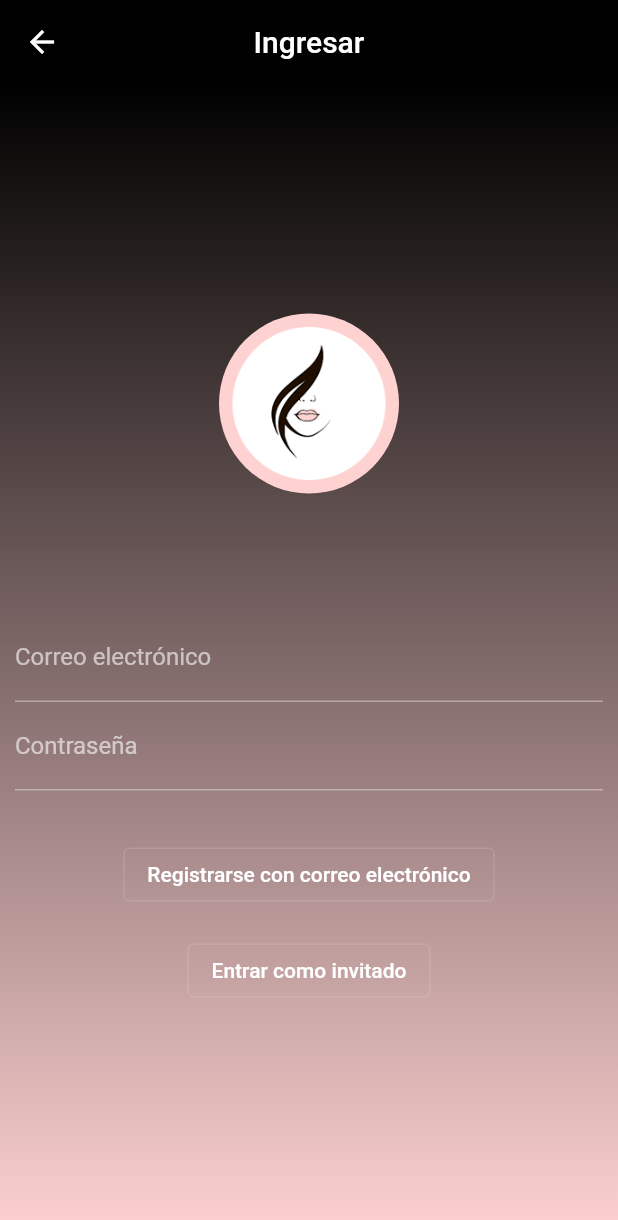
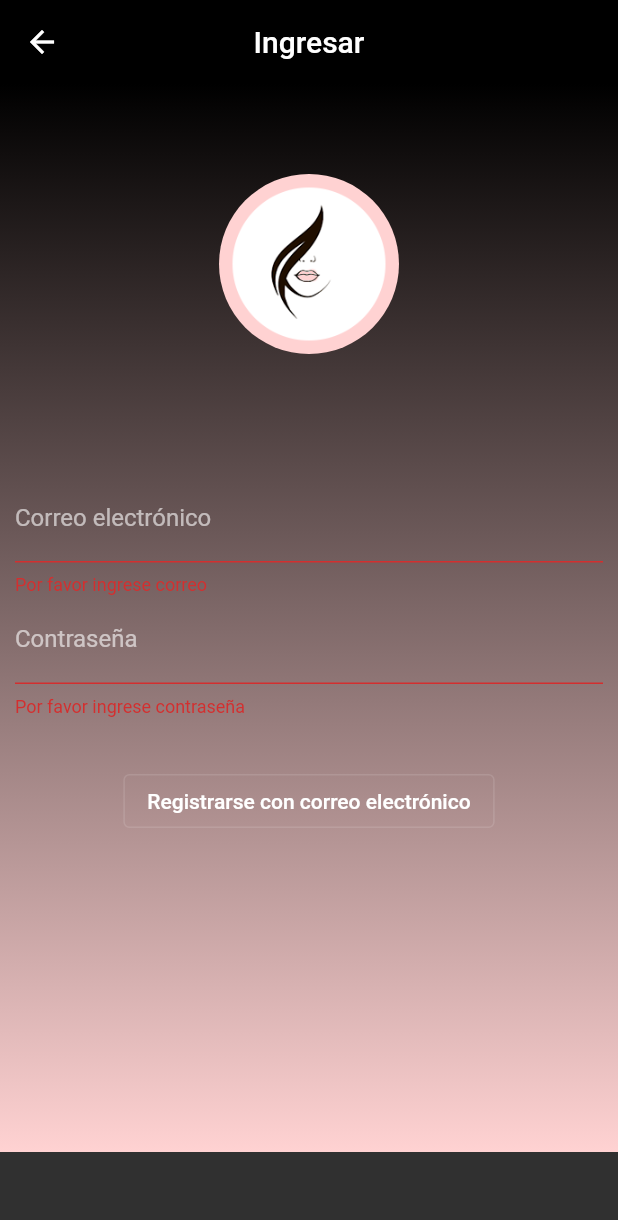
Before and after one commit to disdesoft/girlshouseapp, a Flutter app: the RegisterPage screen opened by its route, after a tap on "Registrarse con correo electrónico", on a phone screen of 412 x 824 dp. Shown: the top 1220 px of the screen. Run offline on Flutter 3.47's test engine with Material 2 defaults, Android fonts, the phone set to English and light mode, and no system bars; our stand-ins replace cloud_firestore, firebase_auth, firebase_core, google_sign_in; accounts and stored records are empty.

Commit message:
validación correo, pass y desbordamiento

```diff
--- a/lib/ingresar.dart
+++ b/lib/ingresar.dart
@@ -15,10 +15,16 @@ class _RegisterPageState extends State<RegisterPage> {
   final TextEditingController _passwordController = TextEditingController();
   final FirebaseAuth _auth = FirebaseAuth.instance;
   final GoogleSignIn _googleSignIn = GoogleSignIn();
+  final _claveFormulario = GlobalKey<FormState>();
 
   Future<void> _registerWithEmail() async {
+    if (!_claveFormulario.currentState!.validate()) {
+      return;
+    }
+
     try {
-      final UserCredential userCredential = await _auth.createUserWithEmailAndPassword(
+      final UserCredential userCredential =
+          await _auth.createUserWithEmailAndPassword(
         email: _emailController.text.trim(),
         password: _passwordController.text.trim(),
       );
@@ -43,21 +49,31 @@ class _RegisterPageState extends State<RegisterPage> {
 
   Future<void> _registerWithGoogle() async {
     try {
-      final GoogleSignInAccount? googleSignInAccount = await _googleSignIn.signIn();
-      final GoogleSignInAuthentication googleSignInAuthentication = await googleSignInAccount!.authentication;
+      final GoogleSignInAccount? googleSignInAccount =
+          await _googleSignIn.signIn();
+      final GoogleSignInAuthentication googleSignInAuthentication =
+          await googleSignInAccount!.authentication;
 
       final AuthCredential credential = GoogleAuthProvider.credential(
         accessToken: googleSignInAuthentication.accessToken,
         idToken: googleSignInAuthentication.idToken,
       );
 
-      final UserCredential userCredential = await _auth.signInWithCredential(credential);
+      final UserCredential userCredential =
+          await _auth.signInWithCredential(credential);
       final User? user = userCredential.user;
 
       if (user != null) {
         // Redirige al usuario a la vista Home después de la autenticación
         // ignore: use_build_context_synchronously
         Navigator.pushReplacementNamed(context, '/Home');
+      }
+      if (user == null) {
+        const AlertDialog(
+          title: Text('Error de autenticación'),
+          content: Text(
+              'El usuario o  la contraseña no coinciden, o el usuario no existe'),
+        );
       }
     } catch (e) {
       print(e);
@@ -75,15 +91,22 @@ class _RegisterPageState extends State<RegisterPage> {
       body: Container(
         decoration: const BoxDecoration(
             gradient: LinearGradient(
-              colors: [Colors.black, Color.fromARGB(255, 255, 210, 210),],
+          colors: [
+            Colors.black,
+            Color.fromARGB(255, 255, 210, 210),
+          ],
           begin: Alignment.topCenter,
           end: Alignment.bottomCenter,
         )),
         child: Padding(
           padding: const EdgeInsets.all(10),
+          child: SingleChildScrollView(
             child: Column(
               mainAxisAlignment: MainAxisAlignment.center,
               children: [
+                const SizedBox(
+                  height: 50,
+                ),
                 const SizedBox(
                     width: 120,
                     height: 120,
@@ -94,32 +117,68 @@ class _RegisterPageState extends State<RegisterPage> {
                 const SizedBox(
                   height: 80,
                 ),
+                Form(
+                  key: _claveFormulario,
+                  child: SingleChildScrollView(
+                    child: Column(
+                      children: [
                         TextFormField(
+                          keyboardType: TextInputType.emailAddress,
+                          // pendiente revisar la validación
+                          validator: (value) {
+                            if (value!.isEmpty) {
+                              return 'Por favor ingrese correo';
+                            }
+                            if (!RegExp(
+                                    r'\b[A-Za-z0-9._%+-]+@[A-Za-z0-9.-]+\.[A-Z|a-z]{2,}\b')
+                                .hasMatch(value)) {
+                              return 'Por favor, ingresa un correo electrónico válido';
+                            }
+                            return null;
+                          },
                           controller: _emailController,
                           decoration: const InputDecoration(
                             labelText: 'Correo electrónico',
                           ),
                         ),
                         TextFormField(
+                          keyboardType: TextInputType.visiblePassword,
+                          // pendiente revisar la validación
+                          validator: (value) {
+                            if (value!.isEmpty) {
+                              return 'Por favor ingrese contraseña';
+                            } else if (value.length < 8) {
+                              return 'La contraseña debe tener al menos 8 caracteres';
+                            }
+                            return null;
+                          },
                           controller: _passwordController,
                           obscureText: true,
                           decoration: const InputDecoration(
                             labelText: 'Contraseña',
                           ),
                         ),
+                      ],
+                    ),
+                  ),
+                ),
+
                 const SizedBox(height: 32),
                 OutlinedButton(
                   onPressed: _registerWithEmail,
-                child: const Text('Registrarse con correo electrónico', style: TextStyle(
+                  child: const Text(
+                    'Registrarse con correo electrónico',
+                    style: TextStyle(
                       color: Colors.white,
-                ),),
                     ),
-              const SizedBox(height: 16),
-              OutlinedButton(onPressed: (){
-                Navigator.pushReplacementNamed(context, '/Home');
-              }, child: const Text('Entrar como invitado', style: TextStyle(
-                color: Colors.white,
-              ),),)
+                  ),
+                ),
+                const SizedBox(height: 200),
+                // OutlinedButton(onPressed: (){
+                //   Navigator.pushReplacementNamed(context, '/Home');
+                // }, child: const Text('Entrar como invitado', style: TextStyle(
+                //   color: Colors.white,
+                // ),),)
                 // ElevatedButton(
                 //   onPressed: _registerWithGoogle,
                 //   child: const Text('Registrarse con Google'),
@@ -128,6 +187,7 @@ class _RegisterPageState extends State<RegisterPage> {
             ),
           ),
         ),
+      ),
     );
   }
 }
--- a/lib/main.dart
+++ b/lib/main.dart
@@ -2,7 +2,6 @@ import 'package:flutter/material.dart';
 import 'package:girlshouse/admin.dart';
 import 'package:girlshouse/favoritas.dart';
 import 'package:girlshouse/home.dart';
-import 'package:girlshouse/ing_correo.dart';
 import 'package:girlshouse/ingresar.dart';
 import 'package:girlshouse/principal.dart';
 import 'package:girlshouse/rec_pass.dart';
@@ -46,7 +45,6 @@ class _MyAppState extends State<MyApp> {
         '/': (context) => const Principal(),
         '/Ingresar': (context) => const RegisterPage(),
         '/Admin': (context) => const Admin(),
-        '/IngCorreo': (context) => const IngEmail(),
         '/Home': (context) => const Home(),
         '/RecPass': (context) => const RecPass(),
         '/Favoritas': (context) => const Favoritas(),
--- a/lib/principal.dart
+++ b/lib/principal.dart
@@ -74,7 +74,7 @@ class Principal extends StatelessWidget {
                 const Text('Todos los derechos reservados'),
                 GestureDetector(
                   onTap: () {
-                    Navigator.pushNamed(context, '/Admin');
+                    Navigator.pushNamed(context, '/Home');
                   },
                   child: const Text("Fabian Valero", style: TextStyle(
                     fontSize: 8,
```
Also changed, not shown: lib/ing_correo.dart (deleted, +0 -116 lines). Lines whose indentation alone changed are shown as unchanged.
